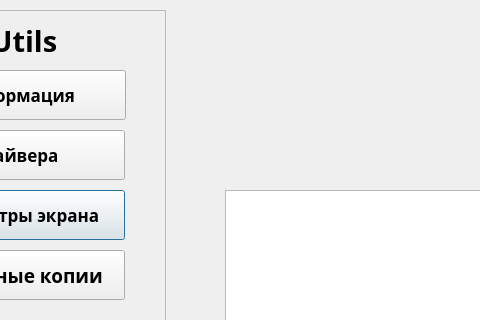
This is ui/mainwindow.ui in Ilase/xUtiles as Qt 5 draws it before an edit; both pictures show x 155 to 635 and y 0 to 320 of the 1280 by 720 pixel window. The edited form follows.
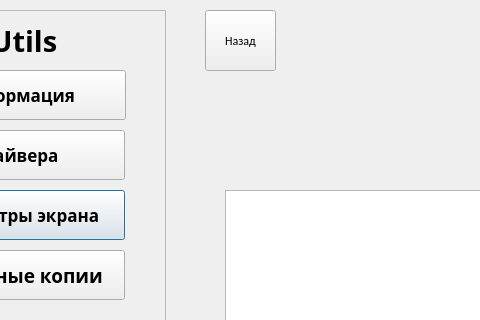
This is the edited form. The open tabs and pages were chosen to show the change. Icons and pictures are not drawn.

Commit message: Return button

```diff
--- a/ui/mainwindow.ui
+++ b/ui/mainwindow.ui
@@ -622,6 +622,19 @@
       <string>Загрузка завершенна </string>
      </property>
     </widget>
+    <widget class="QPushButton" name="pushButton">
+     <property name="geometry">
+      <rect>
+       <x>0</x>
+       <y>0</y>
+       <width>71</width>
+       <height>61</height>
+      </rect>
+     </property>
+     <property name="text">
+      <string>Назад</string>
+     </property>
+    </widget>
    </widget>
    <widget class="QWidget" name="pageDrivers">
     <widget class="QComboBox" name="graphicDeviceSelect">
```
Left out of the diff: 2 changed lines with no effect on the pictures. The commit also changes 2 other files.
